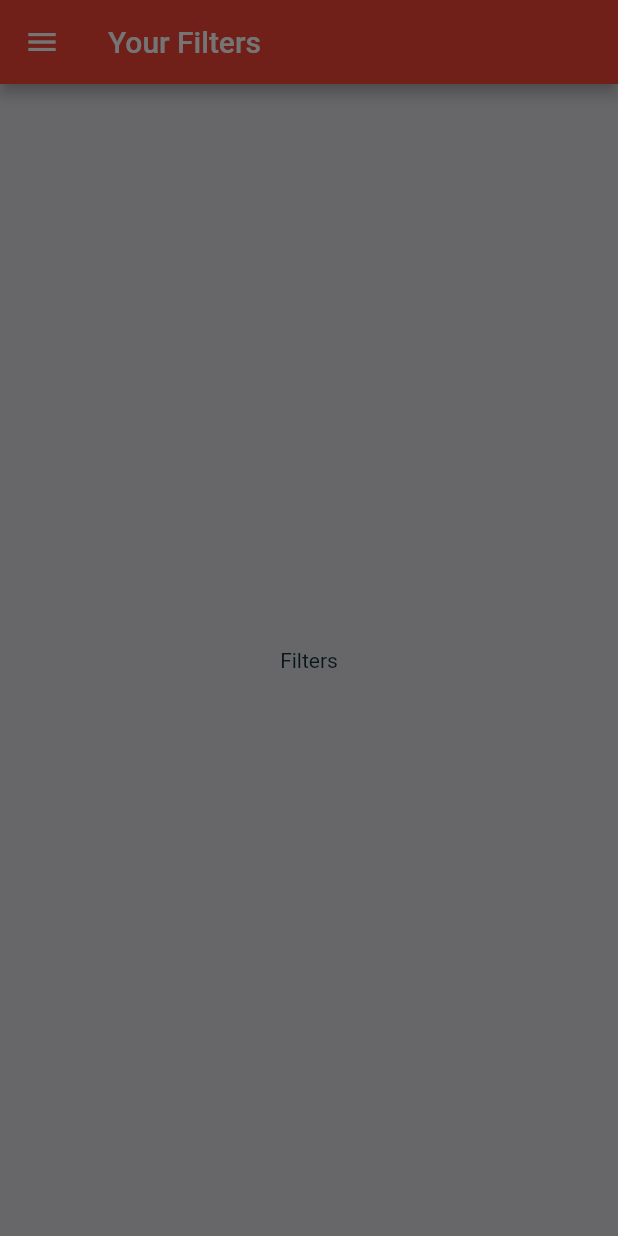
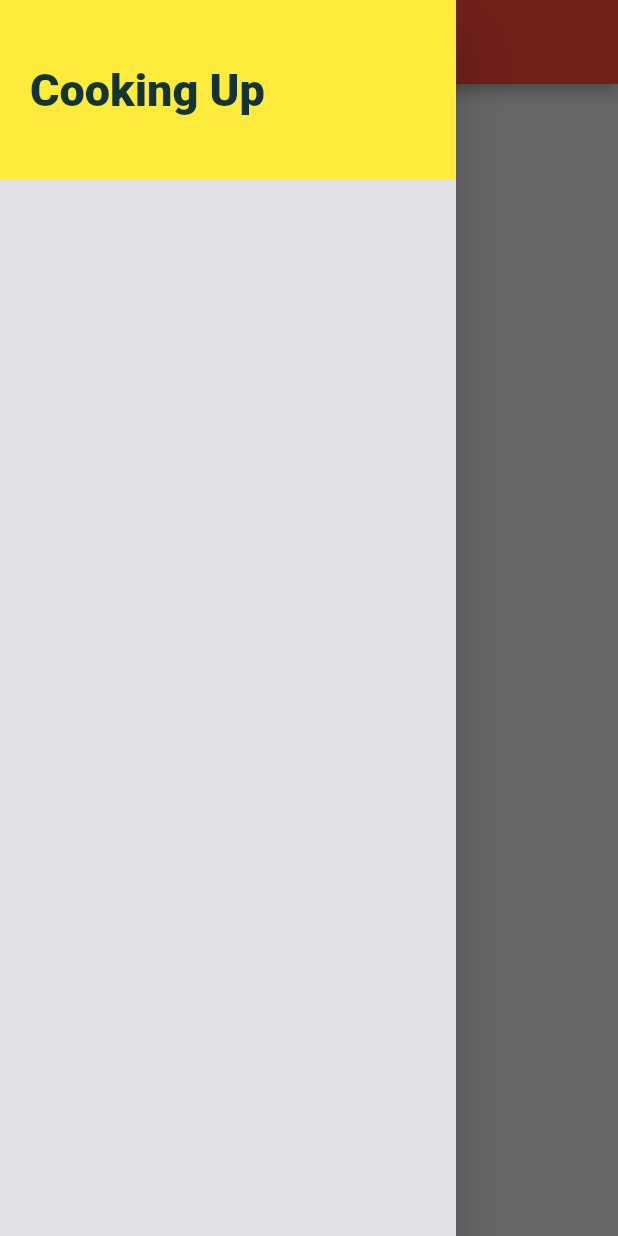
Before and after one commit to eraloop/flutter-meals-app, a Flutter app: the FilterScreen screen opened directly, with the side drawer open, on a phone screen of 412 x 824 dp. Run offline on Flutter 3.47's test engine with Material 2 defaults, Android fonts, the phone set to English and light mode, and no system bars; Roboto replaces fonts that are missing (RaleWay); statements that could not run were skipped.

Commit message:
added a drawer menu

```diff
--- a/lib/screens/tabs_screen.dart
+++ b/lib/screens/tabs_screen.dart
@@ -37,6 +37,9 @@ class _TabsScreenState extends State<TabsScreen> {
     return Scaffold(
       appBar: AppBar(
         title: _pages[_selectedPageIndex]["title"],
+      ),
+      drawer:const  Drawer(
+        child: Text("the drawer"),
       ),
       body: _pages[_selectedPageIndex]['page'],
       bottomNavigationBar: BottomNavigationBar(
--- a/lib/widgets/main_drawer.dart
+++ b/lib/widgets/main_drawer.dart
@@ -6,8 +6,20 @@ class MainDrawer extends StatelessWidget {
 
   @override
   Widget build(BuildContext context) {
-    return Container(
-
-    );
+    return Drawer(child: Column(
+      children: [
+        Container(height: 120,
+        width: double.infinity,
+        padding: const EdgeInsets.all(20),
+        alignment:Alignment.centerLeft,
+        color: Theme.of(context).accentColor,
+        child:  const Text("Cooking Up",
+        style: TextStyle(
+          fontWeight: FontWeight.w900,
+          fontSize: 30,
+          color: Theme.of(context).primaryColor,
+        ),) ,)
+      ],
+    ) ,);
   }
 }
```
